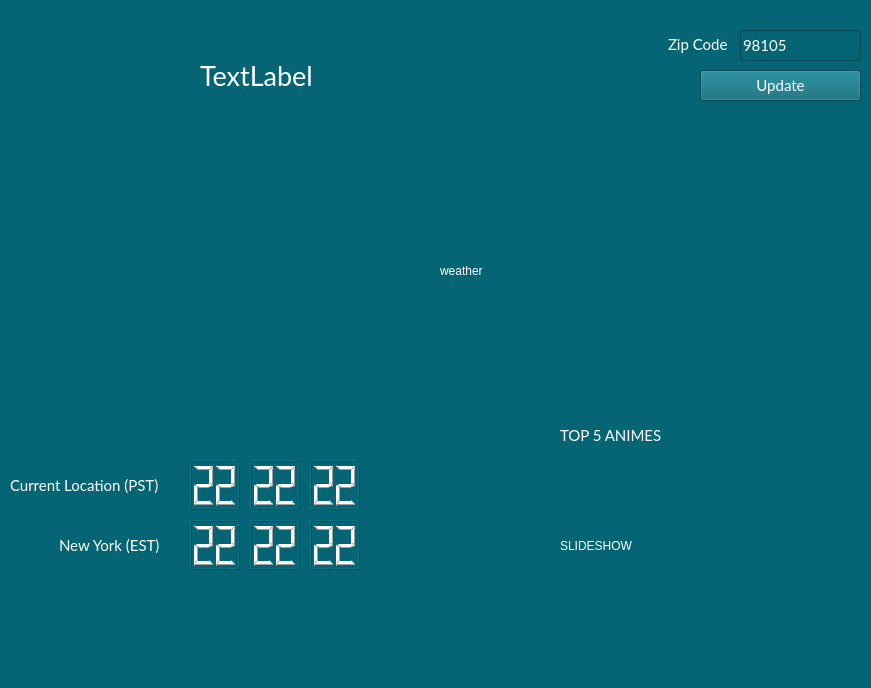
First picture: the form in MultiFunctionalDashboard/mainwindow.ui, repository Nathan-lee-8/LabFour, before the edit.
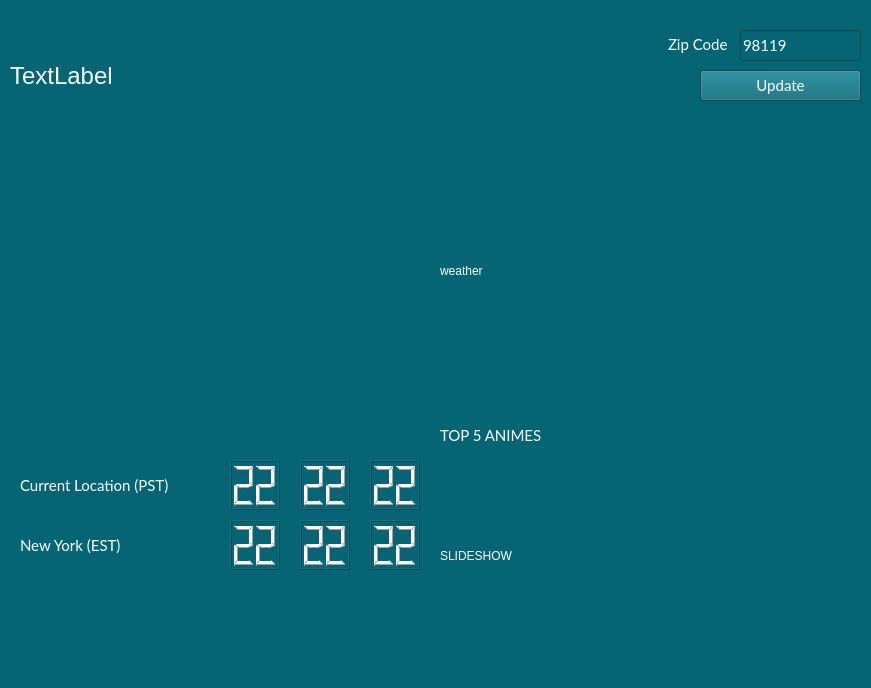
Second picture: the form after the edit.

Commit message: removed some lines of useless code and moved ui around a bit

```diff
--- a/MultiFunctionalDashboard/mainwindow.ui
+++ b/MultiFunctionalDashboard/mainwindow.ui
@@ -21,7 +21,7 @@
    <widget class="QLCDNumber" name="hourValue">
     <property name="geometry">
      <rect>
-      <x>190</x>
+      <x>230</x>
       <y>460</y>
       <width>50</width>
       <height>50</height>
@@ -46,7 +46,7 @@
    <widget class="QLCDNumber" name="secondValue">
     <property name="geometry">
      <rect>
-      <x>310</x>
+      <x>370</x>
       <y>460</y>
       <width>50</width>
       <height>50</height>
@@ -71,7 +71,7 @@
    <widget class="QLCDNumber" name="minuteValue">
     <property name="geometry">
      <rect>
-      <x>250</x>
+      <x>300</x>
       <y>460</y>
       <width>50</width>
       <height>50</height>
@@ -147,22 +147,22 @@
      </font>
     </property>
     <property name="text">
-     <string>98105</string>
+     <string>98119</string>
     </property>
    </widget>
    <widget class="QLabel" name="weatherLabel">
     <property name="geometry">
      <rect>
-      <x>200</x>
+      <x>10</x>
       <y>40</y>
-      <width>451</width>
+      <width>651</width>
       <height>71</height>
      </rect>
     </property>
     <property name="font">
      <font>
-      <family>Lato</family>
-      <pointsize>20</pointsize>
+      <family>MS Shell Dlg 2</family>
+      <pointsize>18</pointsize>
      </font>
     </property>
     <property name="text">
@@ -191,9 +191,9 @@
    <widget class="QLabel" name="slideshow_images">
     <property name="geometry">
      <rect>
-      <x>560</x>
-      <y>450</y>
-      <width>291</width>
+      <x>440</x>
+      <y>460</y>
+      <width>401</width>
       <height>191</height>
      </rect>
     </property>
@@ -204,7 +204,7 @@
    <widget class="QLCDNumber" name="worldHourValue">
     <property name="geometry">
      <rect>
-      <x>190</x>
+      <x>230</x>
       <y>520</y>
       <width>50</width>
       <height>50</height>
@@ -229,7 +229,7 @@
    <widget class="QLCDNumber" name="worldMinuteValue">
     <property name="geometry">
      <rect>
-      <x>250</x>
+      <x>300</x>
       <y>520</y>
       <width>50</width>
       <height>50</height>
@@ -254,7 +254,7 @@
    <widget class="QLCDNumber" name="worldSecondValue">
     <property name="geometry">
      <rect>
-      <x>310</x>
+      <x>370</x>
       <y>520</y>
       <width>50</width>
       <height>50</height>
@@ -292,9 +292,9 @@
    <widget class="QLabel" name="label">
     <property name="geometry">
      <rect>
-      <x>59</x>
+      <x>20</x>
       <y>530</y>
-      <width>121</width>
+      <width>181</width>
       <height>31</height>
      </rect>
     </property>
@@ -311,9 +311,9 @@
    <widget class="QLabel" name="label_2">
     <property name="geometry">
      <rect>
-      <x>10</x>
+      <x>20</x>
       <y>470</y>
-      <width>161</width>
+      <width>201</width>
       <height>31</height>
      </rect>
     </property>
@@ -330,7 +330,7 @@
    <widget class="QLabel" name="label_3">
     <property name="geometry">
      <rect>
-      <x>560</x>
+      <x>440</x>
       <y>420</y>
       <width>161</width>
       <height>31</height>
```
Left out of the diff: 2 changed lines with no effect on the pictures. The commit also changes 1 other file.
